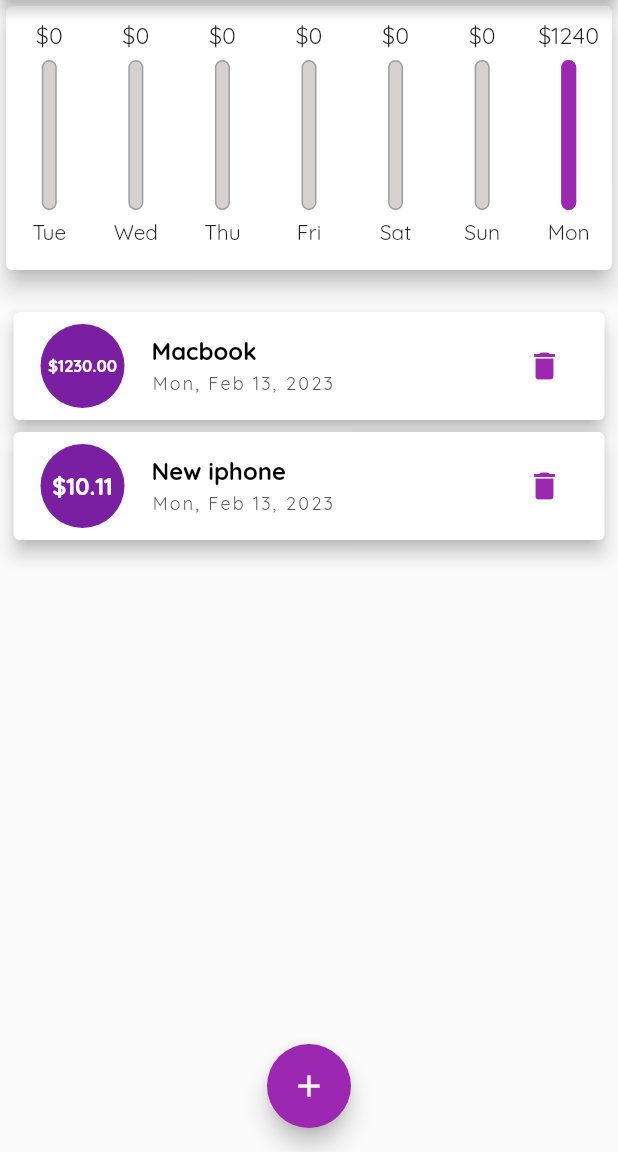
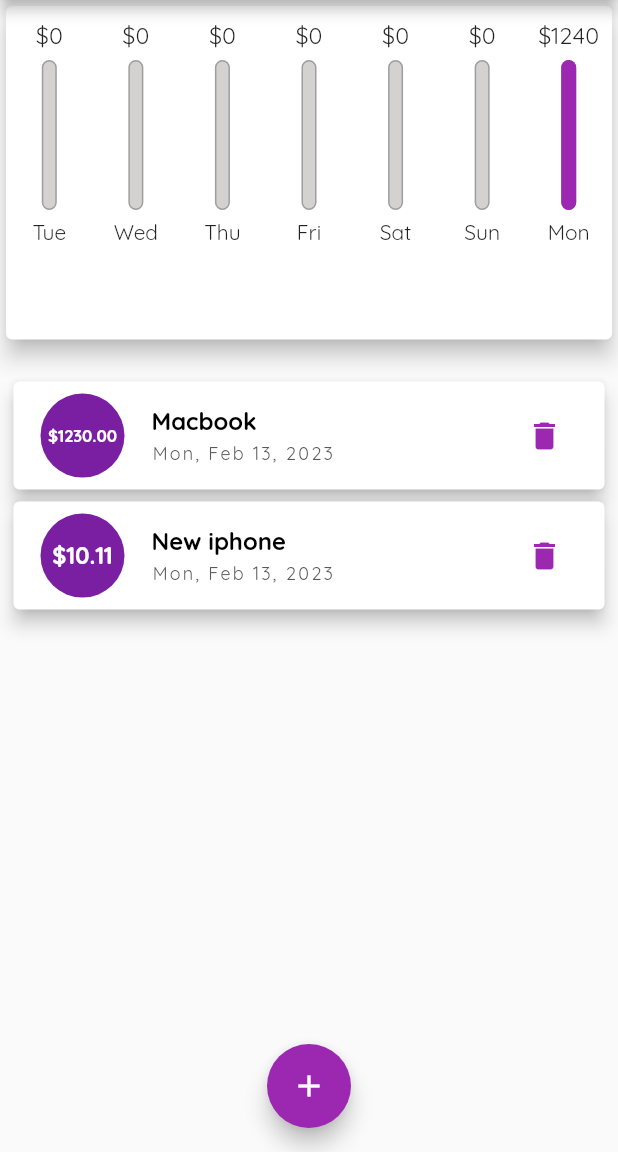
Before and after one commit to Sondev1102/personnal_expenses_app, a Flutter app: the screen it shows after launch, on a phone screen of 412 x 824 dp, the part 84-1236 px from its top. Run offline on Flutter 3.47's test engine with Material 2 defaults, Android fonts, the phone set to English and light mode, and no system bars.

Commit message:
responsive by using dynamic height and width

```diff
--- a/lib/main.dart
+++ b/lib/main.dart
@@ -102,8 +102,11 @@ class _HomeState extends State<Home> {
 
   @override
   Widget build(BuildContext context) {
-    return Scaffold(
-      appBar: AppBar(
+    final mediaQuery = MediaQuery.of(context);
+    final isLanscape =
+        MediaQuery.of(context).orientation == Orientation.landscape;
+
+    final appBar = AppBar(
       title: const Text("Personal Expenses"),
       actions: [
         IconButton(
@@ -111,15 +114,28 @@ class _HomeState extends State<Home> {
           icon: Icon(Icons.add),
         )
       ],
-      ),
+    );
+
+    final containerHeight = mediaQuery.size.height -
+        appBar.preferredSize.height -
+        mediaQuery.viewPadding.top;
+
+    return Scaffold(
+      appBar: appBar,
       body: Container(
         width: double.infinity,
         child: Column(
           children: [
-            Chart(_recentTransactions),
-            TransactionList(
+            Container(
+              height: containerHeight * 0.3,
+              child: Chart(_recentTransactions),
+            ),
+            Container(
+              height: containerHeight * 0.7,
+              child: TransactionList(
                 transactionList: _userTransactions,
                 removeTransaction: _handleRemoveTransaction,
+              ),
             )
           ],
         ),
--- a/lib/widgets/transaction/transaction_list.dart
+++ b/lib/widgets/transaction/transaction_list.dart
@@ -12,9 +12,7 @@ class TransactionList extends StatelessWidget {
 
   @override
   Widget build(BuildContext context) {
-    return Container(
-      height: 500,
-      child: ListView.builder(
+    return ListView.builder(
       padding: const EdgeInsets.symmetric(vertical: 20, horizontal: 5),
       itemBuilder: ((context, index) {
         final tx = transactionList[index];
@@ -52,7 +50,6 @@ class TransactionList extends StatelessWidget {
         );
       }),
       itemCount: transactionList.length,
-      ),
     );
   }
 }
```
Lines whose indentation alone changed are shown as unchanged.
